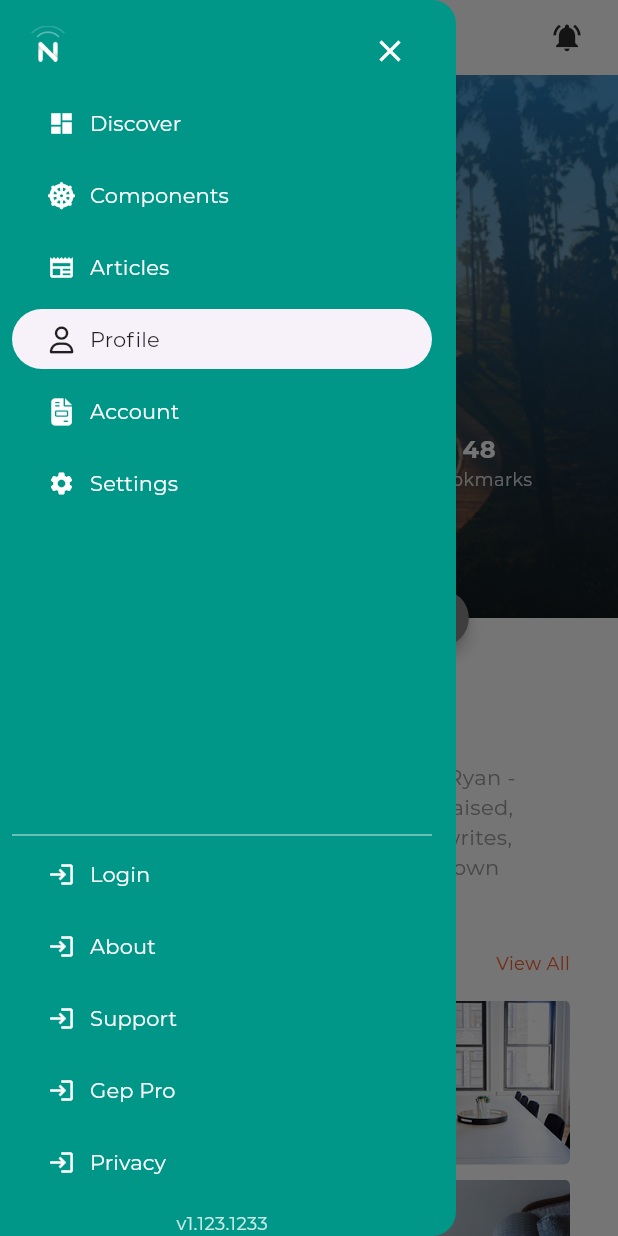
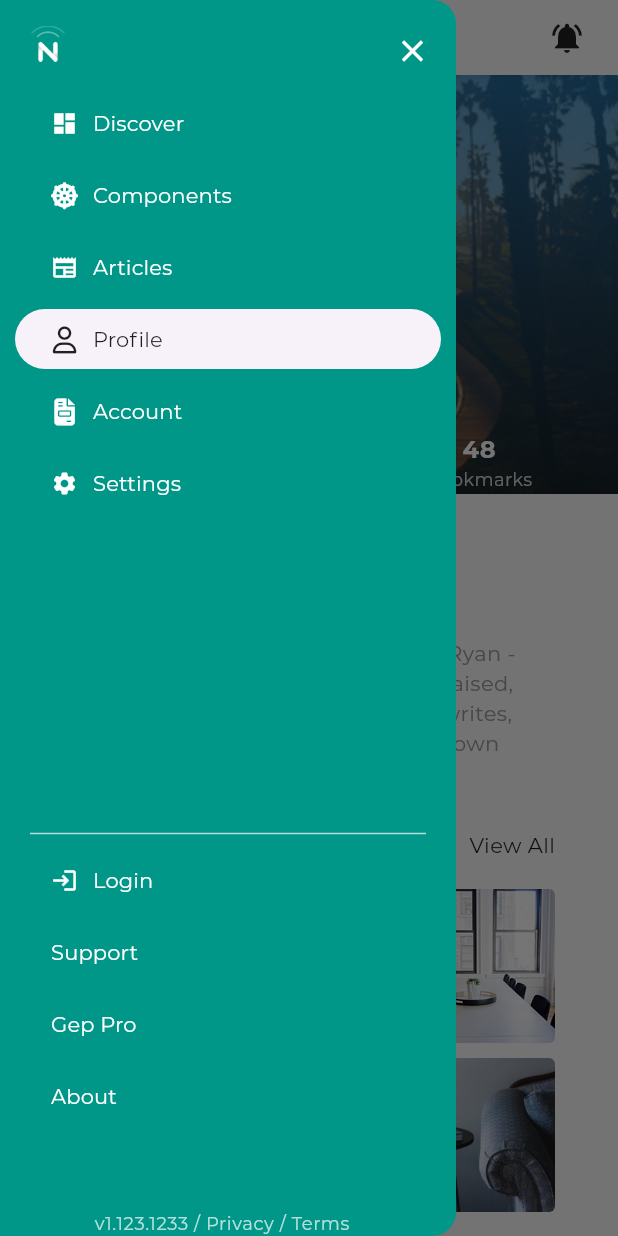
Before and after one commit to Katochimoto/traveltime.guide, a Flutter app: the ProfileScreen screen opened by its route, with the side drawer open, on a phone screen of 412 x 824 dp. Run offline on Flutter 3.47's test engine with Material 2 defaults, Android fonts, the phone set to English and light mode, and no system bars; our stand-ins replace carousel_slider, font_awesome_flutter, salomon_bottom_bar; network calls fail.

Commit message:
Update default themes

```diff
--- a/lib/constants/theme/dark.dart
+++ b/lib/constants/theme/dark.dart
@@ -26,6 +26,7 @@ final ThemeData darkTheme = ThemeData(
   dividerColor: const Color(0x1fffffff),
   highlightColor: const Color(0x40cccccc),
   splashColor: const Color(0x40cccccc),
+  shadowColor: const Color(0xfff5f5f5),
   selectedRowColor: const Color(0xfff5f5f5),
   unselectedWidgetColor: const Color(0xb3ffffff),
   disabledColor: const Color(0x62ffffff),
--- a/lib/main.dart
+++ b/lib/main.dart
@@ -4,9 +4,11 @@ import 'package:traveltime/constants/theme/dark.dart';
 import 'package:traveltime/constants/theme/light.dart';
 import 'package:traveltime/routes.dart';
 
-void main() => runApp(MyApp());
+void main() => runApp(const MyApp());
 
 class MyApp extends StatelessWidget {
+  const MyApp({super.key});
+
   @override
   Widget build(BuildContext context) {
     return MaterialApp(
--- a/lib/screens/home/home_screen.dart
+++ b/lib/screens/home/home_screen.dart
@@ -1,6 +1,5 @@
 import 'package:flutter/material.dart';
 
-import 'package:traveltime/constants/Theme.dart';
 import 'package:traveltime/constants/routes.dart';
 import 'package:traveltime/widgets/bottom_navbar.dart';
 import 'package:traveltime/widgets/navbar/navbar.dart';
@@ -111,7 +110,6 @@ class HomeScreen extends StatelessWidget {
       ),
       drawer: const NowDrawer(currentPage: Routes.home),
       bottomNavigationBar: BottomNavbar(),
-      backgroundColor: NowUIColors.bgColorScreen,
       body: PageLayout(child: _content(context)),
     );
   }
--- a/lib/screens/profile/profile_screen.dart
+++ b/lib/screens/profile/profile_screen.dart
@@ -2,9 +2,9 @@ import 'package:flutter/material.dart';
 import 'package:traveltime/constants/Theme.dart';
 import 'package:font_awesome_flutter/font_awesome_flutter.dart';
 import 'package:traveltime/constants/routes.dart';
-//widgets
 import 'package:traveltime/widgets/navbar/navbar.dart';
 import 'package:traveltime/widgets/drawer.dart';
+import 'package:traveltime/widgets/page_layout.dart';
 import 'package:traveltime/widgets/photo-album.dart';
 
 List<String> imgArray = [
@@ -27,14 +27,13 @@ class ProfileScreen extends StatelessWidget {
         appBar: const Navbar(
           title: "Profile",
         ),
-        backgroundColor: NowUIColors.bgColorScreen,
         drawer: const NowDrawer(currentPage: Routes.profile),
         body: Stack(
           children: <Widget>[
             Column(
               children: [
                 Flexible(
-                  flex: 1,
+                  flex: 2,
                   child: Container(
                       decoration: const BoxDecoration(
                           image: DecorationImage(
@@ -149,9 +148,8 @@ class ProfileScreen extends StatelessWidget {
                       )),
                 ),
                 Flexible(
-                  flex: 1,
-                  child: Container(
-                      child: SingleChildScrollView(
+                    flex: 3,
+                    child: PageLayout(
                         child: Padding(
                       padding: const EdgeInsets.only(
                           left: 32.0, right: 32.0, top: 42.0),
@@ -172,65 +170,60 @@ class ProfileScreen extends StatelessWidget {
                         PhotoAlbum(imgArray: imgArray)
                       ]),
                     ))),
-                ),
               ],
             ),
-            Align(
-              alignment: Alignment.center,
-              child: Padding(
-                padding: const EdgeInsets.only(left: 0.0),
-                child: Row(
-                  mainAxisAlignment: MainAxisAlignment.center,
-                  crossAxisAlignment: CrossAxisAlignment.center,
-                  mainAxisSize: MainAxisSize.max,
-                  children: [
-                    Padding(
-                      padding: const EdgeInsets.only(right: 8.0),
-                      child: ElevatedButton(
-                        style: ElevatedButton.styleFrom(
-                          backgroundColor: NowUIColors.info,
-                          shape: RoundedRectangleBorder(
-                            borderRadius: BorderRadius.circular(32.0),
-                          ),
-                        ),
-                        onPressed: () {
-                          // Respond to button press
-                          Navigator.pushReplacementNamed(context, '/home');
-                        },
-                        child: const Padding(
-                            padding: EdgeInsets.only(
-                                left: 12.0, right: 12.0, top: 10, bottom: 10),
-                            child: Text("Follow",
-                                style: TextStyle(fontSize: 13.0))),
-                      ),
-                    ),
-                    Padding(
-                      padding: const EdgeInsets.only(right: 4.0),
-                      child: RawMaterialButton(
-                        constraints: BoxConstraints.tight(const Size(38, 38)),
-                        onPressed: () {},
-                        elevation: 4.0,
-                        fillColor: NowUIColors.defaultColor,
-                        padding: const EdgeInsets.all(0.0),
-                        shape: const CircleBorder(),
-                        child: const Icon(FontAwesomeIcons.twitter,
-                            size: 14.0, color: Colors.white),
-                      ),
-                    ),
-                    RawMaterialButton(
-                      constraints: BoxConstraints.tight(const Size(38, 38)),
-                      onPressed: () {},
-                      elevation: 4.0,
-                      fillColor: NowUIColors.defaultColor,
-                      padding: const EdgeInsets.all(0.0),
-                      shape: const CircleBorder(),
-                      child: const Icon(FontAwesomeIcons.pinterest,
-                          size: 14.0, color: Colors.white),
-                    ),
-                  ],
-                ),
-              ),
-            )
+            // Align(
+            //   alignment: Alignment.center,
+            //   child: Padding(
+            //     padding: const EdgeInsets.only(left: 0.0),
+            //     child: Row(
+            //       mainAxisAlignment: MainAxisAlignment.center,
+            //       crossAxisAlignment: CrossAxisAlignment.center,
+            //       mainAxisSize: MainAxisSize.max,
+            //       children: [
+            //         Padding(
+            //           padding: const EdgeInsets.only(right: 8.0),
+            //           child: ElevatedButton(
+            //             style: ElevatedButton.styleFrom(
+            //                 shape: const StadiumBorder()),
+            //             onPressed: () {
+            //               // Respond to button press
+            //               Navigator.pushReplacementNamed(context, '/home');
+            //             },
+            //             child: const Padding(
+            //                 padding: EdgeInsets.only(
+            //                     left: 12.0, right: 12.0, top: 10, bottom: 10),
+            //                 child: Text("Follow",
+            //                     style: TextStyle(fontSize: 13.0))),
+            //           ),
+            //         ),
+            //         Padding(
+            //           padding: const EdgeInsets.only(right: 4.0),
+            //           child: RawMaterialButton(
+            //             constraints: BoxConstraints.tight(const Size(38, 38)),
+            //             onPressed: () {},
+            //             elevation: 4.0,
+            //             fillColor: NowUIColors.defaultColor,
+            //             padding: const EdgeInsets.all(0.0),
+            //             shape: const CircleBorder(),
+            //             child: const Icon(FontAwesomeIcons.twitter,
+            //                 size: 14.0, color: Colors.white),
+            //           ),
+            //         ),
+            //         RawMaterialButton(
+            //           constraints: BoxConstraints.tight(const Size(38, 38)),
+            //           onPressed: () {},
+            //           elevation: 4.0,
+            //           fillColor: NowUIColors.defaultColor,
+            //           padding: const EdgeInsets.all(0.0),
+            //           shape: const CircleBorder(),
+            //           child: const Icon(FontAwesomeIcons.pinterest,
+            //               size: 14.0, color: Colors.white),
+            //         ),
+            //       ],
+            //     ),
+            //   ),
+            // )
           ],
         ));
   }
--- a/lib/screens/register/register_screen.dart
+++ b/lib/screens/register/register_screen.dart
@@ -182,12 +182,7 @@ class _RegisterState extends State<RegisterScreen> {
                                   Center(
                                     child: ElevatedButton(
                                       style: ElevatedButton.styleFrom(
-                                        backgroundColor: NowUIColors.primary,
-                                        shape: RoundedRectangleBorder(
-                                          borderRadius:
-                                              BorderRadius.circular(32.0),
-                                        ),
-                                      ),
+                                          shape: const StadiumBorder()),
                                       onPressed: () {
                                         // Respond to button press
                                         Navigator.pushReplacementNamed(
--- a/lib/widgets/drawer.dart
+++ b/lib/widgets/drawer.dart
@@ -22,12 +22,10 @@ class NowDrawer extends StatelessWidget {
   @override
   Widget build(BuildContext context) {
     return Drawer(
-        child: Container(
+        child: SafeArea(
       child: Column(children: [
-        SafeArea(
-          bottom: false,
-          child: Padding(
-            padding: const EdgeInsets.symmetric(horizontal: 20),
+        Padding(
+          padding: const EdgeInsets.only(left: 20, right: 5),
           child: Row(
             mainAxisAlignment: MainAxisAlignment.spaceBetween,
             crossAxisAlignment: CrossAxisAlignment.center,
@@ -51,11 +49,11 @@ class NowDrawer extends StatelessWidget {
             ],
           ),
         ),
-        ),
         Expanded(
           flex: 2,
           child: ListView(
-            padding: const EdgeInsets.only(left: 8, right: 16),
+            physics: const BouncingScrollPhysics(),
+            padding: const EdgeInsets.symmetric(horizontal: 10),
             children: [
               DrawerTile(
                   icon: Icons.dashboard,
@@ -116,15 +114,17 @@ class NowDrawer extends StatelessWidget {
           ),
         ),
         Padding(
-            padding: const EdgeInsets.only(left: 8, right: 16),
+            padding: const EdgeInsets.symmetric(horizontal: 20, vertical: 5),
             child: Divider(
               height: 4,
-                thickness: 0,
-                color: NowUIColors.white.withOpacity(0.8))),
+              thickness: 1,
+              color: Theme.of(context).primaryColorLight,
+            )),
         Expanded(
             flex: 1,
             child: ListView(
-              padding: const EdgeInsets.only(left: 8, right: 16),
+              physics: const BouncingScrollPhysics(),
+              padding: const EdgeInsets.symmetric(horizontal: 10),
               children: [
                 DrawerTile(
                     icon: Icons.login,
@@ -133,50 +133,42 @@ class NowDrawer extends StatelessWidget {
                     isSelected:
                         currentPage == "Getting started" ? true : false),
                 DrawerTile(
-                    icon: Icons.login,
-                    onTap: _launchURL,
-                    title: "About",
-                    isSelected:
-                        currentPage == "Getting started" ? true : false),
-                DrawerTile(
-                    icon: Icons.login,
                     onTap: _launchURL,
                     title: "Support",
                     isSelected:
                         currentPage == "Getting started" ? true : false),
                 DrawerTile(
-                    icon: Icons.login,
                     onTap: _launchURL,
                     title: "Gep Pro",
                     isSelected:
                         currentPage == "Getting started" ? true : false),
                 DrawerTile(
-                    icon: Icons.login,
                     onTap: _launchURL,
-                    title: "Privacy",
-                    isSelected:
-                        currentPage == "Getting started" ? true : false),
-                DrawerTile(
-                    icon: Icons.login,
-                    onTap: _launchURL,
-                    title: "Terms",
+                    title: "About",
                     isSelected:
                         currentPage == "Getting started" ? true : false),
               ],
             )),
-        SafeArea(
-          top: false,
-          child: Container(
+        Container(
             padding: const EdgeInsets.only(left: 8, right: 16),
+            child: Row(mainAxisAlignment: MainAxisAlignment.center, children: [
+              Text(
+                "v1.123.1233",
+                style: Theme.of(context).primaryTextTheme.caption,
+              ),
+              GestureDetector(
+                  onTap: () {},
                   child: Text(
-                "v1.123.1233",
-                style: TextStyle(
-                  color: NowUIColors.white.withOpacity(0.8),
-                  fontSize: 12,
-                  fontWeight: FontWeight.w200,
-                ),
+                    " / Privacy",
+                    style: Theme.of(context).primaryTextTheme.caption,
                   )),
-        )
+              GestureDetector(
+                  onTap: () {},
+                  child: Text(
+                    " / Terms",
+                    style: Theme.of(context).primaryTextTheme.caption,
+                  )),
+            ])),
       ]),
     ));
   }
--- a/lib/widgets/drawer_tile.dart
+++ b/lib/widgets/drawer_tile.dart
@@ -2,14 +2,14 @@ import 'package:flutter/material.dart';
 
 class DrawerTile extends StatelessWidget {
   final String title;
-  final IconData icon;
+  final IconData? icon;
   final void Function() onTap;
   final bool isSelected;
 
   const DrawerTile({
     super.key,
     required this.title,
-    required this.icon,
+    this.icon,
     required this.onTap,
     this.isSelected = false,
   });
@@ -29,8 +29,8 @@ class DrawerTile extends StatelessWidget {
         mainAxisAlignment: MainAxisAlignment.start,
         crossAxisAlignment: CrossAxisAlignment.center,
         children: [
-          Icon(icon, size: 18),
-          const SizedBox(width: 10),
+          icon != null ? Icon(icon, size: 18) : Container(),
+          icon != null ? const SizedBox(width: 10) : Container(),
           Text(title),
         ],
       ),
--- a/lib/widgets/navbar/navbar.dart
+++ b/lib/widgets/navbar/navbar.dart
@@ -26,12 +26,12 @@ class Navbar extends StatelessWidget implements PreferredSizeWidget {
     return Container(
         height: preferredSize.height + safePadding,
         decoration:
-            const BoxDecoration(color: NowUIColors.bgColorNavbar, boxShadow: [
+            BoxDecoration(color: Theme.of(context).canvasColor, boxShadow: [
           BoxShadow(
-              color: NowUIColors.muted,
-              spreadRadius: -10,
+              color: Theme.of(context).shadowColor,
+              spreadRadius: -15,
               blurRadius: 12,
-              offset: Offset(0, 5))
+              offset: const Offset(0, 5))
         ]),
         child: SafeArea(
           child: Padding(
@@ -50,9 +50,8 @@ class Navbar extends StatelessWidget implements PreferredSizeWidget {
                             ...(Navigator.canPop(context)
                                 ? [
                                     IconButton(
-                                      icon: const Icon(Icons.arrow_back_ios,
-                                          color: NowUIColors.textNavbar,
-                                          size: 24),
+                                      iconSize: 24,
+                                      icon: const Icon(Icons.arrow_back_ios),
                                       onPressed: () {
                                         Navigator.of(context).pop();
                                       },
@@ -60,9 +59,8 @@ class Navbar extends StatelessWidget implements PreferredSizeWidget {
                                   ]
                                 : [
                                     IconButton(
-                                      icon: const Icon(Icons.menu,
-                                          color: NowUIColors.textNavbar,
-                                          size: 24),
+                                      iconSize: 24,
+                                      icon: const Icon(Icons.menu),
                                       onPressed: () {
                                         Scaffold.of(context).openDrawer();
                                       },
@@ -79,8 +77,8 @@ class Navbar extends StatelessWidget implements PreferredSizeWidget {
                           mainAxisAlignment: MainAxisAlignment.spaceEvenly,
                           children: [
                             IconButton(
-                              icon: const Icon(Icons.notifications_active,
-                                  color: NowUIColors.textNavbar, size: 22),
+                              iconSize: 24,
+                              icon: const Icon(Icons.notifications_active),
                               onPressed: () {
                                 Scaffold.of(context).openDrawer();
                               },
--- a/lib/widgets/photo-album.dart
+++ b/lib/widgets/photo-album.dart
@@ -12,17 +12,19 @@ class PhotoAlbum extends StatelessWidget {
       children: [
         Row(
           mainAxisAlignment: MainAxisAlignment.spaceBetween,
-          children: const [
+          children: [
             Text(
               "Album",
-              style: TextStyle(
-                fontWeight: FontWeight.w600,
-                fontSize: 14.0,
-              ),
+              style: Theme.of(context).textTheme.titleLarge,
+              // style: TextStyle(
+              //   fontWeight: FontWeight.w600,
+              //   fontSize: 14.0,
+              // ),
             ),
             Text(
               "View All",
-              style: TextStyle(color: NowUIColors.primary, fontSize: 12.0),
+              style: Theme.of(context).textTheme.bodyMedium,
+              // style: TextStyle(color: NowUIColors.primary, fontSize: 12.0),
             ),
           ],
         ),
```
Lines whose indentation alone changed are shown as unchanged.
